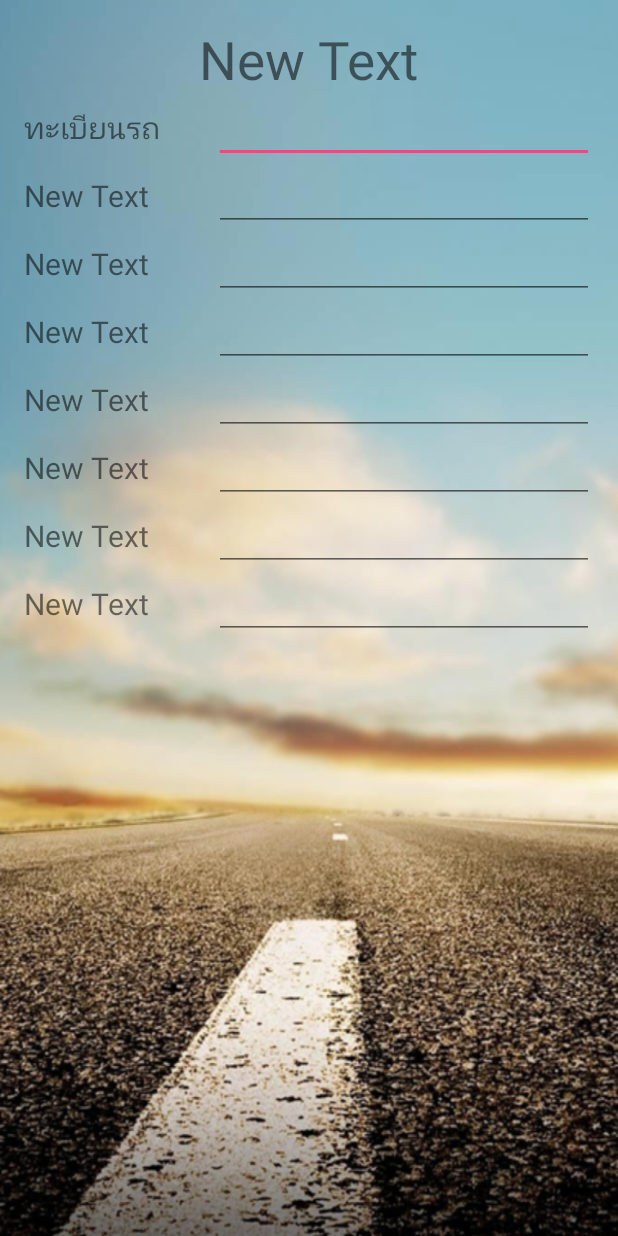
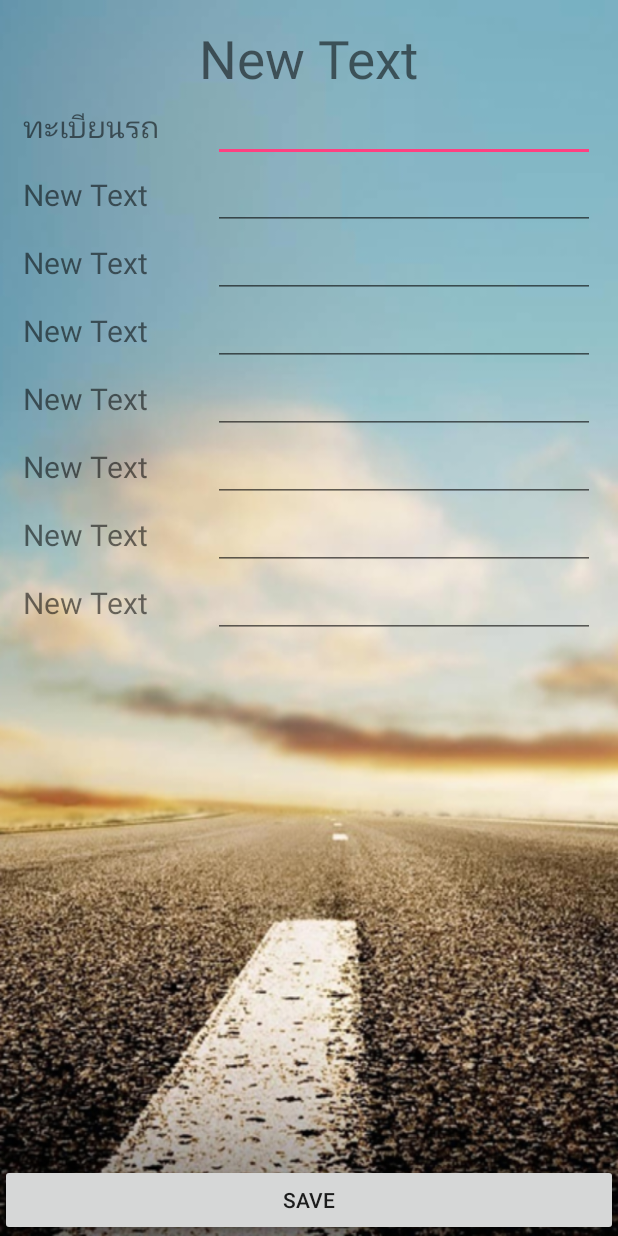
Before and after one commit to SurachaArayachatsakul/DrivingBetterNew, an Android app: the SignUpActivity screen opened directly, with no data from a screen before it, on a phone screen of 412 x 824 dp. Run offline under Robolectric (Android 15) with nearby library versions, the phone set to English and light mode, and no system bars.

```diff
--- a/app/src/main/java/swu/sun/yut/ob/drivingbetter/LoginActivity.java
+++ b/app/src/main/java/swu/sun/yut/ob/drivingbetter/LoginActivity.java
@@ -1,7 +1,9 @@
 package swu.sun.yut.ob.drivingbetter;
 
+import android.content.Intent;
 import android.support.v7.app.AppCompatActivity;
 import android.os.Bundle;
+import android.view.View;
 
 public class LoginActivity extends AppCompatActivity {
 
@@ -10,4 +12,12 @@ public class LoginActivity extends AppCompatActivity {
         super.onCreate(savedInstanceState);
         setContentView(R.layout.activity_login);
     }
+
+    public void clickSignUp(View view) {
+        Intent objIntent = new Intent(LoginActivity.this, SignUpActivity.class);
+        startActivity(objIntent);
+    }
+
+
+
 }
--- a/app/src/main/java/swu/sun/yut/ob/drivingbetter/SignUpActivity.java
+++ b/app/src/main/java/swu/sun/yut/ob/drivingbetter/SignUpActivity.java
@@ -1,7 +1,9 @@
 package swu.sun.yut.ob.drivingbetter;
 
+import android.content.Intent;
 import android.support.v7.app.AppCompatActivity;
 import android.os.Bundle;
+import android.view.View;
 
 public class SignUpActivity extends AppCompatActivity {
 
@@ -9,5 +11,7 @@ public class SignUpActivity extends AppCompatActivity {
     protected void onCreate(Bundle savedInstanceState) {
         super.onCreate(savedInstanceState);
         setContentView(R.layout.activity_sign_up);
-    }
-}
+    } // Main Method
+
+
+} // Main Class
--- a/app/src/main/res/layout/activity_login.xml
+++ b/app/src/main/res/layout/activity_login.xml
@@ -81,6 +81,7 @@
     <Button
         android:layout_width="match_parent"
         android:layout_height="wrap_content"
+        android:onClick="clickSignUp"
         android:text="Sign Up"
         android:id="@+id/button3"
         android:layout_alignParentBottom="true"
--- a/app/src/main/res/layout/activity_sign_up.xml
+++ b/app/src/main/res/layout/activity_sign_up.xml
@@ -1,17 +1,16 @@
 <?xml version="1.0" encoding="utf-8"?>
 <RelativeLayout xmlns:android="http://schemas.android.com/apk/res/android"
     xmlns:tools="http://schemas.android.com/tools" android:layout_width="match_parent"
-    android:layout_height="match_parent" android:paddingLeft="@dimen/activity_horizontal_margin"
-    android:paddingRight="@dimen/activity_horizontal_margin"
-    android:paddingTop="@dimen/activity_vertical_margin"
-    android:paddingBottom="@dimen/activity_vertical_margin"
+    android:layout_height="match_parent"
     tools:context="swu.sun.yut.ob.drivingbetter.SignUpActivity"
     android:background="@drawable/bg480">
 
     <ScrollView
         android:layout_width="match_parent"
         android:layout_height="match_parent"
-        android:id="@+id/scrollView" >
+        android:id="@+id/scrollView"
+        android:layout_above="@+id/button4"
+        android:padding="15dp">
 
         <LinearLayout
             android:orientation="vertical"
@@ -187,4 +186,11 @@
             </LinearLayout>
         </LinearLayout>
     </ScrollView>
+
+    <Button
+        android:layout_width="match_parent"
+        android:layout_height="wrap_content"
+        android:text="Save"
+        android:id="@+id/button4"
+        android:layout_alignParentBottom="true" />
 </RelativeLayout>
```
